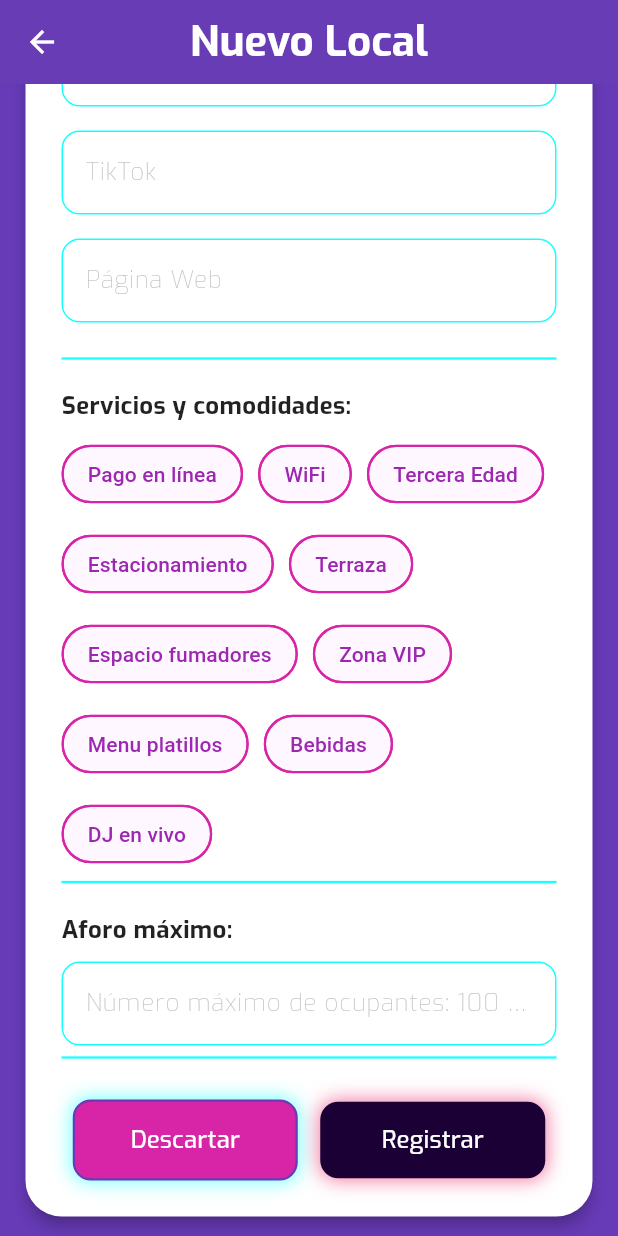
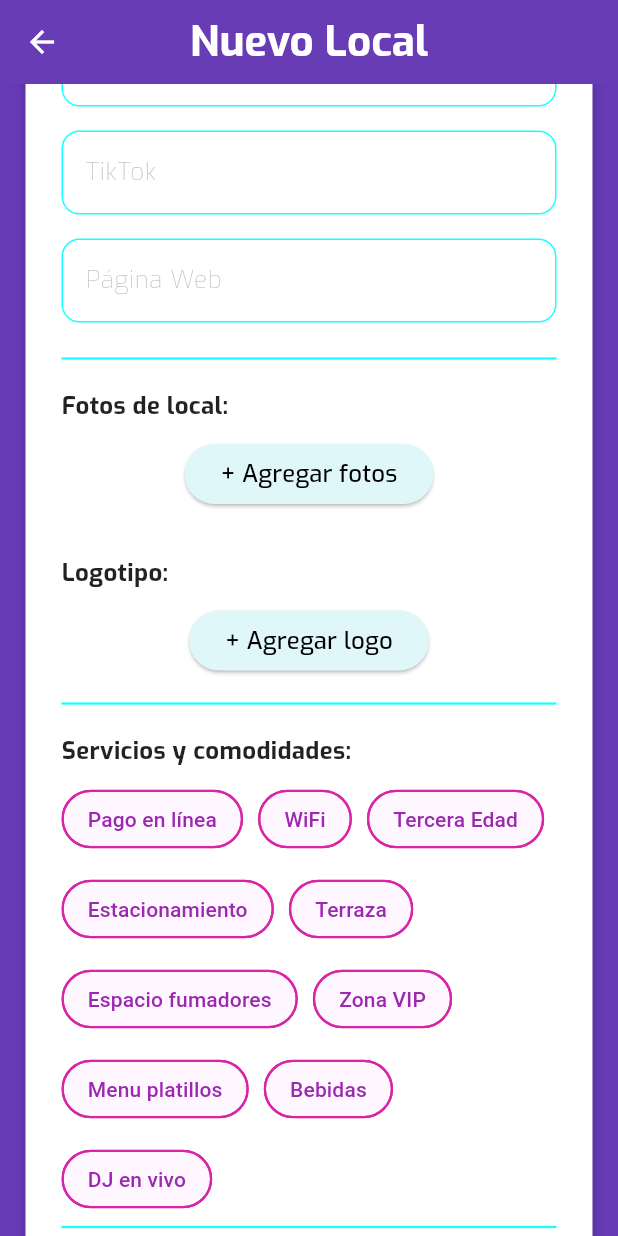
Before and after one commit to Ale8Daniel8Armas/Rumba-GO-App, a Flutter app: the NuevoLocalView screen opened directly, scrolled down 2304 dp, on a phone screen of 412 x 824 dp. Run offline on Flutter 3.47's test engine with Material 3 defaults, Android fonts, the phone set to English and light mode, and no system bars; our stand-ins replace cloud_firestore, firebase_auth, firebase_core, firebase_storage, flutter_image_compress, flutter_map and 5 more; accounts and stored records are empty.

Commit message:
Agregando botones para subir fotos en el formulario del local y V1 de la vista de los locales del propietario

```diff
--- a/lib/vista/edit_profile_view.dart
+++ b/lib/vista/edit_profile_view.dart
@@ -48,7 +48,7 @@ class _PerfilEditableViewState extends State<PerfilEditableView> {
           _fechaController.text = data['date'] ?? '';
           _generoController.text = data['gender'] ?? '';
           _correoController.text = user.email ?? '';
-          _descripcionController.text = data['descripcion'] ?? '';
+          _descripcionController.text = data['description'] ?? '';
           _facebookController.text = data['facebook'] ?? '';
           _instagramController.text = data['instagram'] ?? '';
           _twitterController.text = data['twitter'] ?? '';
--- a/lib/vista/nuevo_local_view.dart
+++ b/lib/vista/nuevo_local_view.dart
@@ -1,5 +1,7 @@
+import 'dart:io';
 import 'package:flutter/material.dart';
 import '../controlador/LocalController.dart';
+import 'package:image_picker/image_picker.dart';
 
 class NuevoLocalView extends StatefulWidget {
   const NuevoLocalView({super.key});
@@ -10,6 +12,26 @@ class NuevoLocalView extends StatefulWidget {
 
 class _NuevoLocalViewState extends State<NuevoLocalView> {
   final NuevoLocalController controller = NuevoLocalController();
+
+  Future<void> _seleccionarFotosLocal() async {
+    final picker = ImagePicker();
+    final List<XFile>? fotos = await picker.pickMultiImage();
+    if (fotos != null && fotos.isNotEmpty) {
+      setState(() {
+        controller.fotosLocal.addAll(fotos.map((f) => File(f.path)));
+      });
+    }
+  }
+
+  Future<void> _seleccionarLogo() async {
+    final picker = ImagePicker();
+    final XFile? logo = await picker.pickImage(source: ImageSource.gallery);
+    if (logo != null) {
+      setState(() {
+        controller.logoFile = File(logo.path);
+      });
+    }
+  }
 
   @override
   Widget build(BuildContext context) {
@@ -538,6 +560,94 @@ class _NuevoLocalViewState extends State<NuevoLocalView> {
                     ),
                     Divider(color: Colors.cyanAccent, thickness: 1.5),
                     const SizedBox(height: 12),
+                    Column(
+                      crossAxisAlignment: CrossAxisAlignment.start,
+                      children: [
+                        const Text(
+                          'Fotos de local:',
+                          style: TextStyle(
+                            fontFamily: 'Exo',
+                            fontSize: 16,
+                            fontWeight: FontWeight.bold,
+                            color: Colors.black87,
+                          ),
+                        ),
+                        const SizedBox(height: 10),
+                        Center(
+                          child: ElevatedButton(
+                            onPressed: _seleccionarFotosLocal,
+                            style: ElevatedButton.styleFrom(
+                              backgroundColor: Colors.cyan.shade50,
+                              shape: StadiumBorder(),
+                            ),
+                            child: const Text(
+                              '+ Agregar fotos',
+                              style: TextStyle(
+                                fontFamily: 'Exo',
+                                fontWeight: FontWeight.w500,
+                                fontSize: 16,
+                                color: Colors.black,
+                              ),
+                            ),
+                          ),
+                        ),
+                        const SizedBox(height: 10),
+                        Wrap(
+                          spacing: 10,
+                          children: controller.fotosLocal
+                              .map((foto) => ClipRRect(
+                                    borderRadius: BorderRadius.circular(8),
+                                    child: Image.file(foto,
+                                        width: 80,
+                                        height: 80,
+                                        fit: BoxFit.cover),
+                                  ))
+                              .toList(),
+                        ),
+                        const SizedBox(height: 20),
+                        const Text(
+                          'Logotipo:',
+                          style: TextStyle(
+                            fontFamily: 'Exo',
+                            fontSize: 16,
+                            fontWeight: FontWeight.bold,
+                            color: Colors.black87,
+                          ),
+                        ),
+                        const SizedBox(height: 10),
+                        Center(
+                          child: ElevatedButton(
+                            onPressed: _seleccionarLogo,
+                            style: ElevatedButton.styleFrom(
+                              backgroundColor: Colors.cyan.shade50,
+                              shape: StadiumBorder(),
+                            ),
+                            child: const Text(
+                              '+ Agregar logo',
+                              style: TextStyle(
+                                fontFamily: 'Exo',
+                                fontWeight: FontWeight.w500,
+                                fontSize: 16,
+                                color: Colors.black,
+                              ),
+                            ),
+                          ),
+                        ),
+                        const SizedBox(height: 10),
+                        if (controller.logoFile != null)
+                          ClipRRect(
+                            borderRadius: BorderRadius.circular(12),
+                            child: Image.file(
+                              controller.logoFile!,
+                              width: 100,
+                              height: 100,
+                              fit: BoxFit.cover,
+                            ),
+                          ),
+                      ],
+                    ),
+                    Divider(color: Colors.cyanAccent, thickness: 1.5),
+                    const SizedBox(height: 12),
                     _buildServiciosSelector(),
                     Divider(color: Colors.cyanAccent, thickness: 1.5),
                     const SizedBox(height: 12),
```
Also changed, not shown: lib/vista/locales_usuario_view.dart (added, +141 -0 lines), lib/vista/profile_view.dart (+4 -23 lines).
